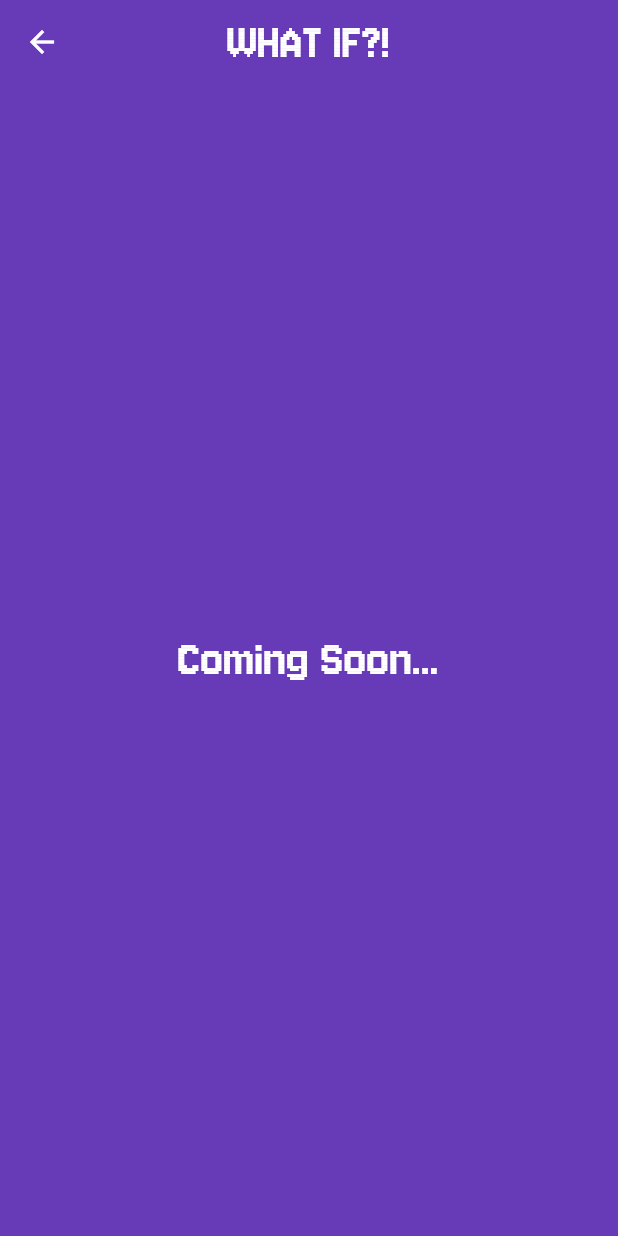
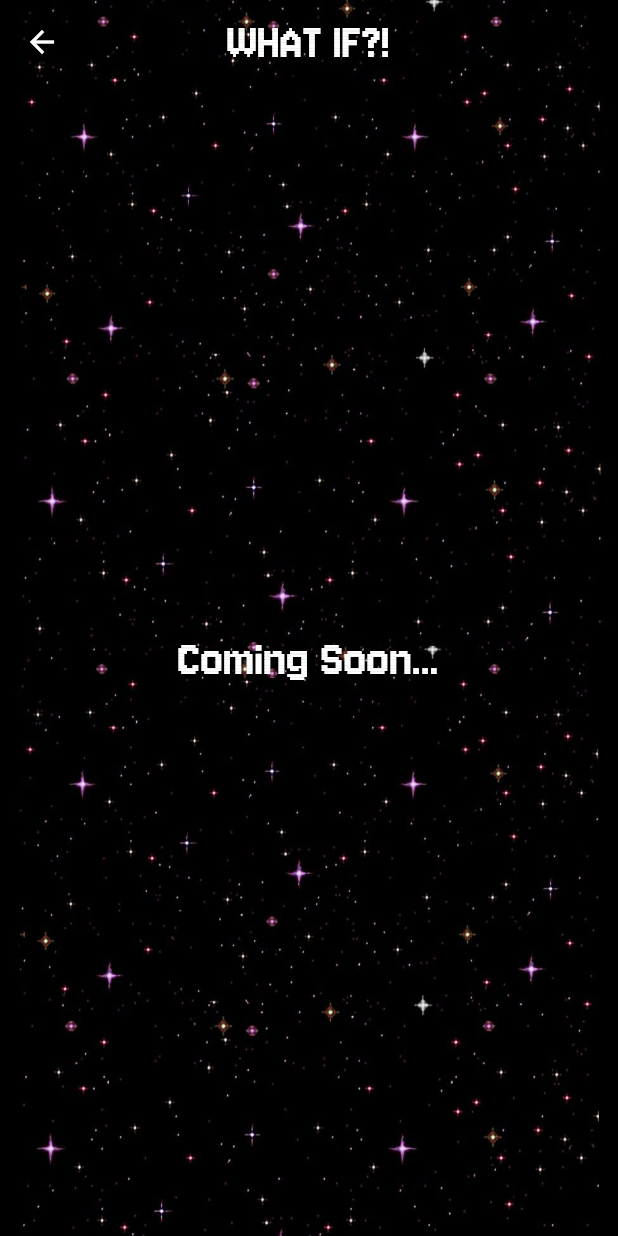
Before and after one commit to AhmedEmadElDeen14/WHAT-IF, a Flutter app: the QuestionScreen screen opened directly with empty values, on a phone screen of 412 x 824 dp. Run offline on Flutter 3.47's test engine with Material 3 defaults, Android fonts, the light colour scheme and no system bars; our stand-ins replace bloc, carousel_slider, cloud_firestore, dartz, firebase_core, flutter_bloc and 7 more; missing offline and left inert: flutter_image; accounts and stored records are empty.

Commit message:
Update UI&Logic for Question Svreen

```diff
--- a/lib/core/api/api_manager.dart
+++ b/lib/core/api/api_manager.dart
@@ -14,6 +14,7 @@ ${cluesModel.clue1}, ${cluesModel.clue2}, ${cluesModel.clue3}, ${cluesModel.clue
 i don't want your response in points or in Different scenarios , but I want one story that includes all these imaginary events, I want a story whose events are interconnected and based on each other's outcomes. I want you to remember the change that occurred in the real world as a result of changing these five things, and the result of these events on their owners and on the world of football.
 I want you to unleash the story and imagine events other than the ones I told you about. You can give new ideas that I never mentioned to make the story more interesting.Imagine the history that changed based on these events and mention it in the story. you can add anything to the story from your imagination, such as the Championships and the number of titles ? Or how many times did he win the League's top scorer? Can you also mention leages and clubs he played for?
 I want you to mention in numbers the heroics and achievements in this imaginary story.
+write story in arabic
 """;
     final content = [Content.text(prompt)];
     final response = await model.generateContent(content);
--- a/lib/features/questions/presentation/pages/question_screen.dart
+++ b/lib/features/questions/presentation/pages/question_screen.dart
@@ -1,13 +1,14 @@
+import 'dart:math';
 import 'package:flutter/material.dart';
 import 'package:whatif_project/config/routes/routes.dart';
 import 'package:whatif_project/features/categories/data/models/category_model.dart';
 import 'package:whatif_project/features/categories/data/models/questoin_model.dart';
 import 'package:whatif_project/features/story/data/models/clues_model.dart';
 import 'package:whatif_project/firebase_functions.dart';
-import 'dart:math';
 
+// ignore: must_be_immutable
 class QuestionScreen extends StatefulWidget {
-  TopicModel topicModel;
+  final TopicModel topicModel;
 
   QuestionScreen({super.key, required this.topicModel});
 
@@ -20,6 +21,8 @@ class _QuestionScreenState extends State<QuestionScreen> {
   CluesModel? cluesModel;
   List<QuestionModel>? questions;
   bool check = false;
+  bool isYes = true;
+  Random random = Random();
 
   @override
   void initState() {
@@ -27,42 +30,56 @@ class _QuestionScreenState extends State<QuestionScreen> {
     index = 0;
   }
 
+  void shuffleQuestions(List<QuestionModel> questions) {
+    questions.shuffle();
+  }
+
   @override
   Widget build(BuildContext context) {
-    return Scaffold(
-      backgroundColor: Colors.deepPurple,
+    return Container(
+      decoration: const BoxDecoration(
+        image: DecorationImage(
+          image: AssetImage("assets/images/sky-black-background.jpg"),
+          fit: BoxFit.fill,
+        ),
+      ),
+      child: Scaffold(
+        backgroundColor: Colors.transparent,
         appBar: AppBar(
           backgroundColor: Colors.transparent,
-        title: Text(
+          title: const Text(
             "WHAT IF?!",
             style: TextStyle(
                 fontFamily: 'Jersey', color: Colors.white, fontSize: 35),
           ),
           centerTitle: true,
-        iconTheme: IconThemeData(color: Colors.white),
+          iconTheme: const IconThemeData(color: Colors.white),
         ),
         body: Container(
           height: MediaQuery.of(context).size.height * .95,
-        padding: EdgeInsets.symmetric(vertical: 35, horizontal: 15),
+          padding: const EdgeInsets.symmetric(vertical: 35, horizontal: 15),
           child: FutureBuilder<List<QuestionModel>>(
-          future:
-              FirebaseFunctions.getQuestionsForTopic(widget.topicModel.topicId),
+            future: FirebaseFunctions.getQuestionsForTopic(
+                widget.topicModel.topicId),
             builder: (context, snapshot) {
               if (snapshot.connectionState == ConnectionState.waiting) {
-              return Center(child: CircularProgressIndicator());
+                return const Center(child: CircularProgressIndicator());
               } else if (snapshot.hasError) {
                 return Center(child: Text('Error: ${snapshot.error}'));
               } else {
-              List<QuestionModel>? questions = snapshot.data;
-              if (questions != null && questions.isNotEmpty) {
+                questions = snapshot.data;
+                if (questions != null && questions!.isNotEmpty) {
+                  if (index == 0) {
+                    shuffleQuestions(questions!);
+                  }
                   return Stack(
                     children: [
                       Center(
                         child: Container(
                           height: MediaQuery.of(context).size.height * .35,
                           child: check == true
-                            ? Text(
-                                "No More Question",
+                              ? const Text(
+                                  "No More Questions",
                                   style: TextStyle(
                                     fontFamily: 'Jersey',
                                     color: Colors.white,
@@ -70,8 +87,8 @@ class _QuestionScreenState extends State<QuestionScreen> {
                                   ),
                                 )
                               : index == 5
-                                ? Text(
-                                    "Enough 5 Clues",
+                                  ? const Text(
+                                      "5 Clues is Enough",
                                       style: TextStyle(
                                         fontFamily: 'Jersey',
                                         color: Colors.white,
@@ -79,8 +96,8 @@ class _QuestionScreenState extends State<QuestionScreen> {
                                       ),
                                     )
                                   : Text(
-                                    "${questions[index].question}?!",
-                                    style: TextStyle(
+                                      "${questions![index].question}?!",
+                                      style: const TextStyle(
                                         fontFamily: 'Jersey',
                                         color: Colors.white,
                                         fontSize: 35,
@@ -94,7 +111,7 @@ class _QuestionScreenState extends State<QuestionScreen> {
                         mainAxisAlignment: MainAxisAlignment.end,
                         children: [
                           check == true
-                            ? Text(
+                              ? const Text(
                                   "Let's discover a new story of \"what if?\"",
                                   style: TextStyle(
                                     fontFamily: 'Jersey',
@@ -104,7 +121,7 @@ class _QuestionScreenState extends State<QuestionScreen> {
                                   textAlign: TextAlign.center,
                                 )
                               : index == 5
-                                ? Text(
+                                  ? const Text(
                                       "Let's discover a new story of \"what if?\"",
                                       style: TextStyle(
                                         fontFamily: 'Jersey',
@@ -122,99 +139,127 @@ class _QuestionScreenState extends State<QuestionScreen> {
                                             InkWell(
                                               onTap: () {
                                                 if (index ==
-                                                  questions.length - 1) {
+                                                    questions!.length - 1) {
                                                   points[index] =
-                                                    questions[index].question;
+                                                      questions![index]
+                                                          .question;
                                                   check = true;
                                                 } else {
                                                   points[index] =
-                                                    questions[index].question;
+                                                      questions![index]
+                                                          .question;
                                                   index++;
                                                 }
-                                              print(points);
+                                                isYes = true;
                                                 setState(() {});
                                               },
-                                            child: Container(
-                                              alignment: Alignment.center,
-                                              width: MediaQuery.of(context)
-                                                      .size
-                                                      .width *
-                                                  .35,
-                                              padding: EdgeInsets.symmetric(
-                                                  vertical: 7),
-                                              decoration: BoxDecoration(
-                                                  color: Colors.orangeAccent,
-                                                  borderRadius:
-                                                      BorderRadius.circular(
-                                                          10)),
-                                              child: questions[index]
+                                              child: Row(
+                                                children: [
+                                                  isYes
+                                                      ? Container(
+                                                          margin:
+                                                              const EdgeInsets
+                                                                  .only(
+                                                            right: 7,
+                                                          ),
+                                                          child: const Image(
+                                                            image: AssetImage(
+                                                                "assets/images/alien monster.png"),
+                                                            width: 25,
+                                                          ),
+                                                        )
+                                                      : const SizedBox(),
+                                                  Container(
+                                                    child: questions![index]
                                                                 .choiceOne!
                                                                 .isEmpty ||
-                                                      questions[index]
+                                                            questions![index]
                                                                     .choiceOne ==
                                                                 ""
-                                                  ? Text(
+                                                        ? const Text(
                                                             "Yes",
                                                             style: TextStyle(
-                                                          fontFamily: 'Jersey',
-                                                          color: Colors.white,
+                                                                fontFamily:
+                                                                    'Jersey',
+                                                                color: Colors
+                                                                    .white,
                                                                 fontSize: 30),
                                                           )
                                                         : Text(
-                                                      questions[index]
+                                                            questions![index]
                                                                     .choiceOne ??
                                                                 "Yes",
-                                                      style: TextStyle(
-                                                          fontFamily: 'Jersey',
-                                                          color: Colors.white,
-                                                          fontSize: 30),
+                                                            style:
+                                                                const TextStyle(
+                                                                    fontFamily:
+                                                                        'Jersey',
+                                                                    color: Colors
+                                                                        .white,
+                                                                    fontSize:
+                                                                        30),
                                                           ),
+                                                  ),
+                                                ],
                                               ),
                                             ),
                                             InkWell(
                                               onTap: () {
                                                 if (index ==
-                                                  questions.length - 1) {
+                                                    questions!.length - 1) {
+                                                  // Do nothing
                                                 } else {
                                                   index++;
                                                 }
+                                                isYes = false;
                                                 setState(() {});
                                               },
-                                            child: Container(
-                                              alignment: Alignment.center,
-                                              width: MediaQuery.of(context)
-                                                      .size
-                                                      .width *
-                                                  .35,
-                                              padding: EdgeInsets.symmetric(
-                                                  vertical: 7),
-                                              decoration: BoxDecoration(
-                                                  color: Colors.orangeAccent,
-                                                  borderRadius:
-                                                      BorderRadius.circular(
-                                                          10)),
-                                              child: questions[index]
+                                              child: Row(
+                                                children: [
+                                                  !isYes
+                                                      ? Container(
+                                                          margin:
+                                                              const EdgeInsets
+                                                                  .only(
+                                                            right: 7,
+                                                          ),
+                                                          child: const Image(
+                                                            image: AssetImage(
+                                                                "assets/images/alien monster.png"),
+                                                            width: 25,
+                                                          ),
+                                                        )
+                                                      : const SizedBox(),
+                                                  Container(
+                                                    child: questions![index]
                                                                 .choiceTwo!
                                                                 .isEmpty ||
-                                                      questions[index]
+                                                            questions![index]
                                                                     .choiceTwo ==
                                                                 ""
-                                                  ? Text(
+                                                        ? const Text(
                                                             "No",
                                                             style: TextStyle(
-                                                          fontFamily: 'Jersey',
-                                                          color: Colors.white,
+                                                                fontFamily:
+                                                                    'Jersey',
+                                                                color: Colors
+                                                                    .white,
                                                                 fontSize: 30),
                                                           )
                                                         : Text(
-                                                      questions[index]
+                                                            questions![index]
                                                                     .choiceTwo ??
                                                                 "No",
-                                                      style: TextStyle(
-                                                          fontFamily: 'Jersey',
-                                                          color: Colors.white,
-                                                          fontSize: 30),
+                                                            style:
+                                                                const TextStyle(
+                                                                    fontFamily:
+                                                                        'Jersey',
+                                                                    color: Colors
+                                                                        .white,
+                                                                    fontSize:
+                                                                        30),
                                                           ),
+                                                  ),
+                                                ],
                                               ),
                                             ),
                                           ],
@@ -222,34 +267,27 @@ class _QuestionScreenState extends State<QuestionScreen> {
                                         const SizedBox(
                                           height: 25,
                                         ),
+                                        const Divider(
+                                          color: Colors.white,
+                                          indent: 15,
+                                          endIndent: 15,
+                                        ),
                                         InkWell(
                                           onTap: () {
-                                          if (index == questions.length - 1) {
+                                            if (index ==
+                                                questions!.length - 1) {
                                               index = 0;
                                             } else {
                                               index++;
                                             }
                                             setState(() {});
                                           },
-                                        child: Container(
-                                          alignment: Alignment.center,
-                                          width: MediaQuery.of(context)
-                                                  .size
-                                                  .width *
-                                              .85,
-                                          padding:
-                                              EdgeInsets.symmetric(vertical: 7),
-                                          decoration: BoxDecoration(
-                                              color: Colors.orangeAccent,
-                                              borderRadius:
-                                                  BorderRadius.circular(10)),
-                                          child: Text(
+                                          child: const Text(
                                             "Skip",
                                             style: TextStyle(
                                                 fontFamily: 'Jersey',
                                                 color: Colors.white,
                                                 fontSize: 30),
-                                          ),
                                           ),
                                         ),
                                         const SizedBox(
@@ -259,33 +297,29 @@ class _QuestionScreenState extends State<QuestionScreen> {
                                     ),
                           InkWell(
                             onTap: () {
-                            Navigator.pushNamed(context, RoutesName.story,
+                              Navigator.pushNamed(
+                                context,
+                                RoutesName.story,
                                 arguments: CluesModel(
                                   topicTitle: widget.topicModel.topicTitle,
                                   clue1: points[0],
                                   clue2: points[1],
                                   clue3: points[2],
                                   clue4: points[3],
-                                    clue5: points[4]));
+                                  clue5: points[4],
+                                ),
+                              );
                               index = 0;
                               check = false;
                               points.clear();
                               print(points);
                             },
-                          child: Container(
-                            alignment: Alignment.center,
-                            width: MediaQuery.of(context).size.width * .85,
-                            padding: EdgeInsets.symmetric(vertical: 7),
-                            decoration: BoxDecoration(
-                                color: Colors.orangeAccent,
-                                borderRadius: BorderRadius.circular(10)),
-                            child: Text(
+                            child: const Text(
                               "Get The Story",
                               style: TextStyle(
                                   fontFamily: 'Jersey',
-                                  color: Colors.white,
+                                  color: Color(0xffe93b2d),
                                   fontSize: 30),
-                            ),
                             ),
                           ),
                         ],
@@ -293,15 +327,18 @@ class _QuestionScreenState extends State<QuestionScreen> {
                     ],
                   );
                 } else {
-                return Center(
+                  return const Center(
                       child: Text(
                     'Coming Soon...',
                     style: TextStyle(
-                      fontSize: 35, fontFamily: 'Jersey', color: Colors.white),
+                        fontSize: 35,
+                        fontFamily: 'Jersey',
+                        color: Colors.white),
                   ));
                 }
               }
             },
+          ),
         ),
       ),
     );
```
Lines whose indentation alone changed are shown as unchanged.
